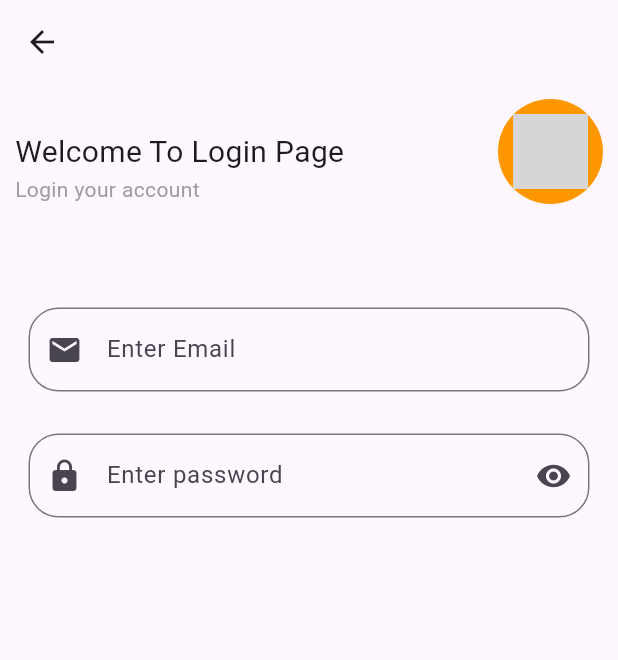
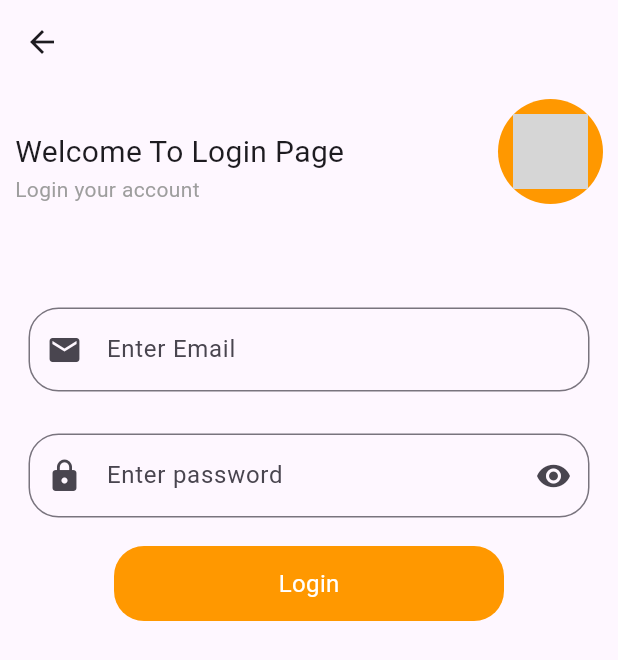
Before and after one commit to mdmehedidesktop-dotcom/login-screen, a Flutter app: the screen it shows after launch, on a phone screen of 412 x 824 dp. Shown: the top 660 px of the screen. Run offline on Flutter 3.47's test engine with Material 3 defaults, Android fonts, the phone set to English and light mode, and no system bars; network calls fail; grey boxes are pictures that could not be loaded.

Commit message:
Update project

```diff
--- a/lib/Login_Screen.dart
+++ b/lib/Login_Screen.dart
@@ -45,6 +45,18 @@ class _LoginScreenState extends State<LoginScreen> {
             SizedBox(height: 10,),
             MyTextField(email: TextEditingController(), hint: "Enter password", mLine: 1, icon: Icons.lock, suffixIcon: Icons.remove_red_eye),
             SizedBox(height: 10,),
+            Center(
+              child: Container(
+                height: 50,
+                width: 260,
+                decoration: BoxDecoration(
+                  color: Colors.orange,
+                  borderRadius: BorderRadius.circular(20),
+                ),
+                alignment: Alignment.center,
+                child: Text("Login",style: TextStyle(fontSize: 16,color: Colors.white),),
+              ),
+            )
 
 
 
```
